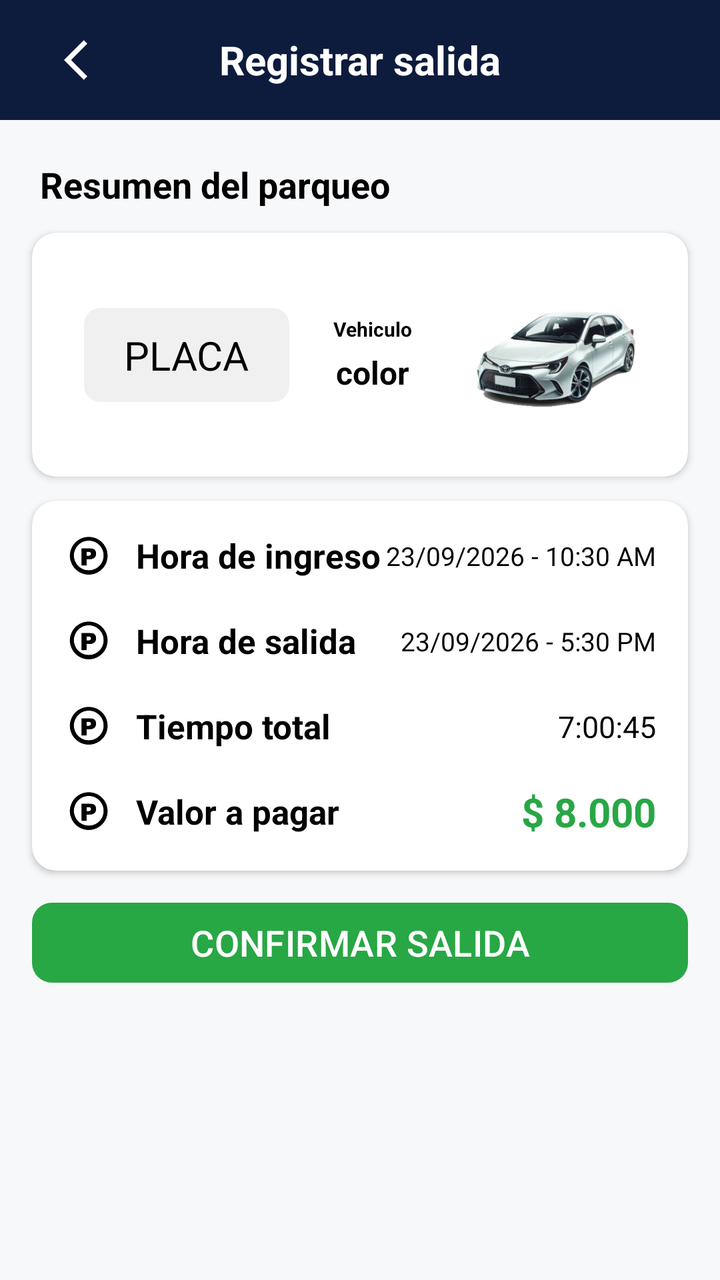
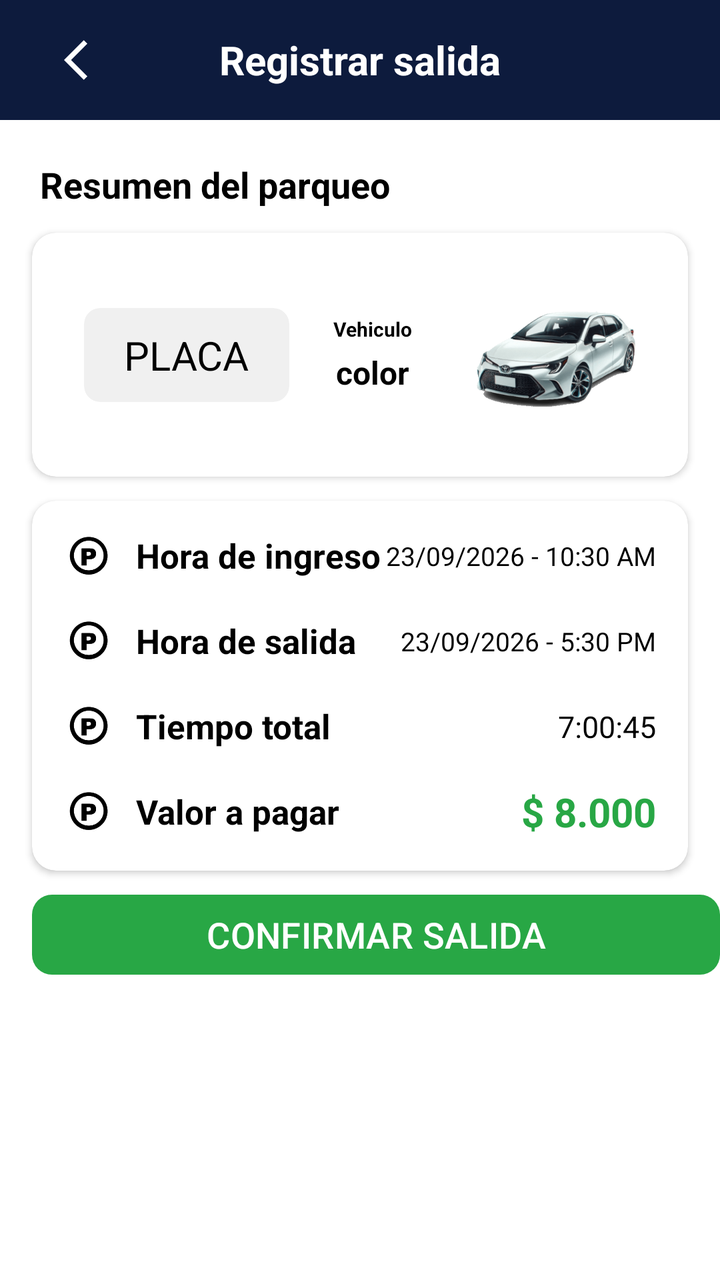

Two renders of the same Android screen: before a commit and after it. Below are the layout's source before the change and the commit's diff.
<!-- AndroidManifest.xml: application theme Theme.ParkControl -->
<!-- res/layout/activity_register_exit.xml -->
<?xml version="1.0" encoding="utf-8"?>
<androidx.constraintlayout.widget.ConstraintLayout xmlns:android="http://schemas.android.com/apk/res/android"
    xmlns:app="http://schemas.android.com/apk/res-auto"
    xmlns:tools="http://schemas.android.com/tools"
    android:id="@+id/main"
    android:layout_width="match_parent"
    android:layout_height="match_parent"
    tools:context=".RegisterExitActivity"
    android:background="#F7F8FA">

    
    <TextView
        android:id="@+id/parked_vehicle_header"
        android:layout_width="0dp"
        android:layout_height="60dp"
        android:background="#0D1B3D"
        android:gravity="center"
        android:text="Registrar salida"
        android:textColor="#FFFFFF"
        android:textSize="20sp"
        android:textStyle="bold"
        app:layout_constraintEnd_toEndOf="parent"
        app:layout_constraintHorizontal_bias="0.0"
        app:layout_constraintStart_toStartOf="parent"
        app:layout_constraintTop_toTopOf="parent"/>

    <ImageButton
        android:id="@+id/parked_vehicle_out_back_button"
        android:layout_width="48dp"
        android:layout_height="48dp"
        android:background="@null"
        android:contentDescription="Volver"
        android:padding="12dp"
        android:src="@drawable/baseline_arrow_back_ios_24"
        app:tint="#FFFFFF"
        android:layout_marginStart="20dp"
        app:layout_constraintBottom_toBottomOf="@id/parked_vehicle_header"
        app:layout_constraintStart_toStartOf="parent"
        app:layout_constraintTop_toTopOf="parent"/>

    <TextView
        android:id="@+id/sumary_info"
        android:layout_width="0dp"
        android:layout_height="wrap_content"
        android:text="Resumen del parqueo"
        android:textColor="@color/black"
        android:textStyle="bold"
        android:textSize="18sp"
        android:gravity="center"
        android:layout_marginLeft="20dp"
        android:layout_marginTop="20dp"
        app:layout_constraintTop_toBottomOf="@id/parked_vehicle_header"
        app:layout_constraintStart_toStartOf="parent"/>

    
    <androidx.cardview.widget.CardView
        android:id="@+id/card_vehicle"
        android:layout_width="0dp"
        android:layout_height="wrap_content"
        android:layout_marginStart="16dp"
        android:layout_marginTop="12dp"
        android:layout_marginEnd="16dp"
        app:cardCornerRadius="12dp"
        app:cardElevation="2dp"
        app:cardBackgroundColor="#FFFFFF"
        app:layout_constraintEnd_toEndOf="parent"
        app:layout_constraintStart_toStartOf="parent"
        app:layout_constraintTop_toBottomOf="@id/sumary_info">

        <androidx.constraintlayout.widget.ConstraintLayout
            android:layout_width="match_parent"
            android:layout_height="wrap_content"
            android:padding="16dp">

            
            <androidx.cardview.widget.CardView
                android:id="@+id/card_plate"
                android:layout_width="wrap_content"
                android:layout_height="wrap_content"
                android:layout_margin="10dp"
                app:cardBackgroundColor="#F0F0F0"
                app:cardCornerRadius="8dp"
                app:cardElevation="0dp"
                app:layout_constraintBottom_toBottomOf="parent"
                app:layout_constraintStart_toStartOf="parent"
                app:layout_constraintTop_toTopOf="parent">

                <TextView
                    android:id="@+id/plate_number"
                    android:layout_width="wrap_content"
                    android:layout_height="wrap_content"
                    android:paddingHorizontal="20dp"
                    android:paddingVertical="10dp"
                    android:text="PLACA"
                    android:textColor="@color/black"
                    android:textSize="20sp"/>

            </androidx.cardview.widget.CardView>

            
            <androidx.cardview.widget.CardView
                android:id="@+id/card_name_color"
                android:layout_width="0dp"
                android:layout_height="wrap_content"
                android:layout_marginStart="12dp"
                android:layout_marginEnd="12dp"
                app:cardBackgroundColor="@android:color/transparent"
                app:cardElevation="0dp"
                app:layout_constraintBottom_toBottomOf="@id/card_plate"
                app:layout_constraintEnd_toStartOf="@id/vehicle_image"
                app:layout_constraintStart_toEndOf="@id/card_plate"
                app:layout_constraintTop_toTopOf="@id/card_plate">

                
                <LinearLayout
                    android:layout_width="match_parent"
                    android:layout_height="wrap_content"
                    android:orientation="vertical">

                    <TextView
                        android:id="@+id/vehicle"
                        android:layout_width="match_parent"
                        android:layout_height="wrap_content"
                        android:text="Vehiculo"
                        android:textColor="@color/black"
                        android:textSize="10sp"
                        android:textStyle="bold"
                        android:gravity="center"/>

                    <TextView
                        android:id="@+id/color"
                        android:layout_width="match_parent"
                        android:layout_height="wrap_content"
                        android:layout_marginTop="4dp"
                        android:text="color"
                        android:textColor="@color/black"
                        android:textStyle="bold"
                        android:textSize="16sp"
                        android:gravity="center"/>

                </LinearLayout>

            </androidx.cardview.widget.CardView>

            
            <ImageView
                android:id="@+id/vehicle_image"
                android:layout_width="100dp"
                android:layout_height="90dp"
                android:adjustViewBounds="true"
                android:scaleType="fitCenter"
                android:src="@drawable/toyota_corola"
                app:layout_constraintBottom_toBottomOf="@id/card_plate"
                app:layout_constraintEnd_toEndOf="parent"
                app:layout_constraintTop_toTopOf="@id/card_plate"/>

        </androidx.constraintlayout.widget.ConstraintLayout>

    </androidx.cardview.widget.CardView>

    
    <androidx.cardview.widget.CardView
        android:id="@+id/card_parking_summary"
        android:layout_width="0dp"
        android:layout_height="wrap_content"
        android:layout_marginStart="16dp"
        android:layout_marginTop="12dp"
        android:layout_marginEnd="16dp"
        app:cardCornerRadius="12dp"
        app:cardElevation="2dp"
        app:cardBackgroundColor="#FFFFFF"
        app:layout_constraintEnd_toEndOf="parent"
        app:layout_constraintStart_toStartOf="parent"
        app:layout_constraintTop_toBottomOf="@id/card_vehicle">

        <androidx.constraintlayout.widget.ConstraintLayout
            android:layout_width="match_parent"
            android:layout_height="wrap_content"
            android:padding="16dp">

            
            <ImageView
                android:id="@+id/icon_entry_time"
                android:layout_width="24dp"
                android:layout_height="24dp"
                android:adjustViewBounds="true"
                android:scaleType="fitCenter"
                android:src="@drawable/parking_vector"
                app:layout_constraintBottom_toBottomOf="@id/lbl_entry_time"
                app:layout_constraintStart_toStartOf="parent"
                app:layout_constraintTop_toTopOf="@id/lbl_entry_time" />

            <TextView
                android:id="@+id/lbl_entry_time"
                android:layout_width="wrap_content"
                android:layout_height="wrap_content"
                android:layout_marginStart="12dp"
                android:text="Hora de ingreso"
                android:textColor="@color/black"
                android:textSize="17sp"
                android:textStyle="bold"
                app:layout_constraintStart_toEndOf="@id/icon_entry_time"
                app:layout_constraintTop_toTopOf="parent" />

            <TextView
                android:id="@+id/val_entry_time"
                android:layout_width="wrap_content"
                android:layout_height="wrap_content"
                android:text="23/09/2026 - 10:30 AM"
                android:textColor="@color/black"
                android:textSize="13sp"
                app:layout_constraintBottom_toBottomOf="@id/lbl_entry_time"
                app:layout_constraintEnd_toEndOf="parent"
                app:layout_constraintTop_toTopOf="@id/lbl_entry_time" />

            
            <ImageView
                android:id="@+id/icon_exit_time"
                android:layout_width="24dp"
                android:layout_height="24dp"
                android:adjustViewBounds="true"
                android:scaleType="fitCenter"
                android:src="@drawable/parking_vector"
                app:layout_constraintBottom_toBottomOf="@id/lbl_exit_time"
                app:layout_constraintStart_toStartOf="parent"
                app:layout_constraintTop_toTopOf="@id/lbl_exit_time" />

            <TextView
                android:id="@+id/lbl_exit_time"
                android:layout_width="wrap_content"
                android:layout_height="wrap_content"
                android:layout_marginStart="12dp"
                android:layout_marginTop="20dp"
                android:text="Hora de salida"
                android:textColor="@color/black"
                android:textSize="17sp"
                android:textStyle="bold"
                app:layout_constraintStart_toEndOf="@id/icon_exit_time"
                app:layout_constraintTop_toBottomOf="@id/lbl_entry_time" />

            <TextView
                android:id="@+id/val_exit_time"
                android:layout_width="wrap_content"
                android:layout_height="wrap_content"
                android:text="23/09/2026 - 5:30 PM"
                android:textColor="@color/black"
                android:textSize="13sp"
                app:layout_constraintBottom_toBottomOf="@id/lbl_exit_time"
                app:layout_constraintEnd_toEndOf="parent"
                app:layout_constraintTop_toTopOf="@id/lbl_exit_time" />

            
            <ImageView
                android:id="@+id/icon_total_time"
                android:layout_width="24dp"
                android:layout_height="24dp"
                android:adjustViewBounds="true"
                android:scaleType="fitCenter"
                android:src="@drawable/parking_vector"
                app:layout_constraintBottom_toBottomOf="@id/lbl_total_time"
                app:layout_constraintStart_toStartOf="parent"
                app:layout_constraintTop_toTopOf="@id/lbl_total_time" />

            <TextView
                android:id="@+id/lbl_total_time"
                android:layout_width="wrap_content"
                android:layout_height="wrap_content"
                android:layout_marginStart="12dp"
                android:layout_marginTop="20dp"
                android:text="Tiempo total"
                android:textColor="@color/black"
                android:textSize="17sp"
                android:textStyle="bold"
                app:layout_constraintStart_toEndOf="@id/icon_total_time"
                app:layout_constraintTop_toBottomOf="@id/lbl_exit_time" />

            <TextView
                android:id="@+id/val_total_time"
                android:layout_width="wrap_content"
                android:layout_height="wrap_content"
                android:text="7:00:45"
                android:textColor="@color/black"
                android:textSize="15sp"
                app:layout_constraintBottom_toBottomOf="@id/lbl_total_time"
                app:layout_constraintEnd_toEndOf="parent"
                app:layout_constraintTop_toTopOf="@id/lbl_total_time" />

            
            <ImageView
                android:id="@+id/icon_payment"
                android:layout_width="24dp"
                android:layout_height="24dp"
                android:adjustViewBounds="true"
                android:scaleType="fitCenter"
                android:src="@drawable/parking_vector"
                app:layout_constraintBottom_toBottomOf="@id/lbl_payment"
                app:layout_constraintStart_toStartOf="parent"
                app:layout_constraintTop_toTopOf="@id/lbl_payment" />

            <TextView
                android:id="@+id/lbl_payment"
                android:layout_width="wrap_content"
                android:layout_height="wrap_content"
                android:layout_marginStart="12dp"
                android:layout_marginTop="20dp"
                android:text="Valor a pagar"
                android:textColor="@color/black"
                android:textSize="17sp"
                android:textStyle="bold"
                app:layout_constraintStart_toEndOf="@id/icon_payment"
                app:layout_constraintTop_toBottomOf="@id/lbl_total_time" />

            <TextView
                android:id="@+id/val_payment"
                android:layout_width="wrap_content"
                android:layout_height="wrap_content"
                android:text="$ 8.000"
                android:textColor="#28A745"
                android:textSize="20sp"
                android:textStyle="bold"
                app:layout_constraintBottom_toBottomOf="@id/lbl_payment"
                app:layout_constraintEnd_toEndOf="parent"
                app:layout_constraintTop_toTopOf="@id/lbl_payment" />

        </androidx.constraintlayout.widget.ConstraintLayout>

    </androidx.cardview.widget.CardView>

    
    <Button
        android:id="@+id/confirm_button"
        android:layout_width="match_parent"
        android:layout_height="wrap_content"
        android:layout_marginStart="16dp"
        android:layout_marginTop="12dp"
        android:layout_marginEnd="16dp"
        android:text="CONFIRMAR SALIDA"
        android:textColor="@color/white"
        android:textSize="18sp"
        app:backgroundTint="#28A745"
        app:cornerRadius="10dp"
        app:layout_constraintStart_toStartOf="parent"
        app:layout_constraintTop_toBottomOf="@id/card_parking_summary" />

</androidx.constraintlayout.widget.ConstraintLayout>
<!-- resources referenced by this layout -->
<resources>
  <color name="black">#000000</color>
  <color name="white">#FFFFFF</color>
  <!-- drawable baseline_arrow_back_ios_24 (drawable) -->
  <vector xmlns:android="http://schemas.android.com/apk/res/android" android:autoMirrored="true" android:height="24dp" android:tint="#000000" android:viewportHeight="24" android:viewportWidth="24" android:width="24dp">
        
      <path android:fillColor="@android:color/white" android:pathData="M11.67,3.87L9.9,2.1 0,12l9.9,9.9 1.77,-1.77L3.54,12z"/>
      
  </vector>
  <!-- drawable parking_vector: png bitmap (drawable, 4737 bytes) -->
  <!-- drawable toyota_corola: png bitmap (drawable, 84986 bytes) -->
  <style name="Theme.ParkControl" parent="Base.Theme.ParkControl" />
  <style name="Base.Theme.ParkControl" parent="Theme.Material3.DayNight.NoActionBar">
          
          
      </style>
</resources>

<!-- the commit's change to res/layout/activity_register_exit.xml (unified diff, before → after) -->
@@ -6,17 +6,17 @@
     android:layout_width="match_parent"
     android:layout_height="match_parent"
     tools:context=".RegisterExitActivity"
-    android:background="#F7F8FA">
+    android:background="@color/white">
 
     
     <TextView
         android:id="@+id/parked_vehicle_header"
         android:layout_width="0dp"
         android:layout_height="60dp"
-        android:background="#0D1B3D"
+        android:background="@color/primary_blue"
         android:gravity="center"
         android:text="Registrar salida"
-        android:textColor="#FFFFFF"
+        android:textColor="@color/white"
         android:textSize="20sp"
         android:textStyle="bold"
         app:layout_constraintEnd_toEndOf="parent"
@@ -32,7 +32,7 @@
         android:contentDescription="Volver"
         android:padding="12dp"
         android:src="@drawable/baseline_arrow_back_ios_24"
-        app:tint="#FFFFFF"
+        app:tint="@color/white"
         android:layout_marginStart="20dp"
         app:layout_constraintBottom_toBottomOf="@id/parked_vehicle_header"
         app:layout_constraintStart_toStartOf="parent"
@@ -62,7 +62,7 @@
         android:layout_marginEnd="16dp"
         app:cardCornerRadius="12dp"
         app:cardElevation="2dp"
-        app:cardBackgroundColor="#FFFFFF"
+        app:cardBackgroundColor="@color/white"
         app:layout_constraintEnd_toEndOf="parent"
         app:layout_constraintStart_toStartOf="parent"
         app:layout_constraintTop_toBottomOf="@id/sumary_info">
@@ -168,7 +168,7 @@
         android:layout_marginEnd="16dp"
         app:cardCornerRadius="12dp"
         app:cardElevation="2dp"
-        app:cardBackgroundColor="#FFFFFF"
+        app:cardBackgroundColor="@color/white"
         app:layout_constraintEnd_toEndOf="parent"
         app:layout_constraintStart_toStartOf="parent"
         app:layout_constraintTop_toBottomOf="@id/card_vehicle">
@@ -315,7 +315,7 @@
                 android:layout_width="wrap_content"
                 android:layout_height="wrap_content"
                 android:text="$ 8.000"
-                android:textColor="#28A745"
+                android:textColor="@color/green_success"
                 android:textSize="20sp"
                 android:textStyle="bold"
                 app:layout_constraintBottom_toBottomOf="@id/lbl_payment"
@@ -332,12 +332,11 @@
         android:layout_width="match_parent"
         android:layout_height="wrap_content"
         android:layout_marginStart="16dp"
-        android:layout_marginTop="12dp"
-        android:layout_marginEnd="16dp"
+        android:layout_marginTop="8dp"
         android:text="CONFIRMAR SALIDA"
         android:textColor="@color/white"
         android:textSize="18sp"
-        app:backgroundTint="#28A745"
+        app:backgroundTint="@color/green_success"
         app:cornerRadius="10dp"
         app:layout_constraintStart_toStartOf="parent"
         app:layout_constraintTop_toBottomOf="@id/card_parking_summary" />
<!-- resource entries referenced after the edit -->
@@ -1,6 +1,8 @@
 <!-- resources referenced by this layout -->
 <resources>
   <color name="black">#000000</color>
+  <color name="green_success">#28A745</color>
+  <color name="primary_blue">#0D1B3D</color>
   <color name="white">#FFFFFF</color>
   <!-- drawable baseline_arrow_back_ios_24 (drawable) -->
   <vector xmlns:android="http://schemas.android.com/apk/res/android" android:autoMirrored="true" android:height="24dp" android:tint="#000000" android:viewportHeight="24" android:viewportWidth="24" android:width="24dp">
@@ -14,6 +16,7 @@
   <style name="Base.Theme.ParkControl" parent="Theme.Material3.DayNight.NoActionBar">
           
           
+          
       </style>
 </resources>
 
